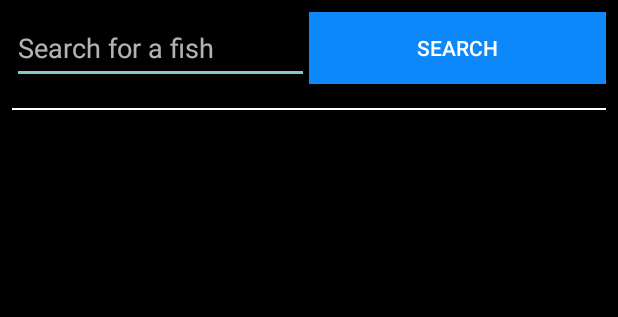
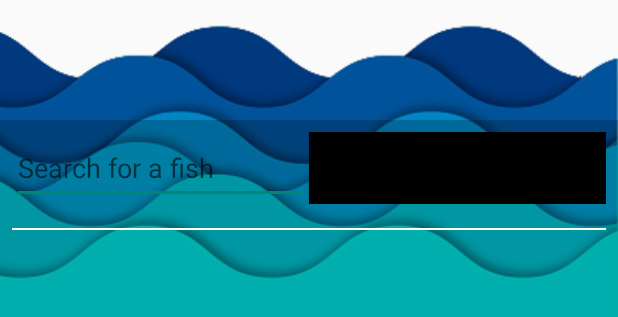
Before and after one commit to RoniBasarab/FishTrackerApp, an Android app: the layout fragment_main.xml on its own in the app's theme, with its tools: preview values and no code run, on a phone screen of 412 x 824 dp. Shown: the top 317 px of the screen. Run offline under Robolectric (Android 15) with nearby library versions, the phone set to English and light mode, and no system bars.

Commit message:
-added new background for mainscreen -created customview for future to inherit from

```diff
--- a/app/src/main/AndroidManifest.xml
+++ b/app/src/main/AndroidManifest.xml
@@ -10,7 +10,7 @@
         android:label="@string/app_name"
         android:roundIcon="@mipmap/ic_launcher_round"
         android:supportsRtl="true"
-        android:theme="@style/Theme.AppCompat"
+        android:theme="@style/Theme.AppCompat.Light.NoActionBar"
         android:name=".data.utils.FishTracker">
         <activity
             android:name=".data.views.activities.MainActivity"
--- a/app/src/main/java/com/hit/fishtracker/data/database/service/FishService.kt
+++ b/app/src/main/java/com/hit/fishtracker/data/database/service/FishService.kt
@@ -13,4 +13,5 @@ interface FishService
     @GET("fish")
     suspend fun getFishByName(@Query("search") search: String): List<Fish>
 
+
 }
--- a/app/src/main/java/com/hit/fishtracker/data/views/fragments/MainFragment.kt
+++ b/app/src/main/java/com/hit/fishtracker/data/views/fragments/MainFragment.kt
@@ -44,7 +44,7 @@ class MainFragment : Fragment() {
     {
         fishAdapter = FishAdapter()
         binding.rvFishRecycler.adapter = fishAdapter
-        binding.rvFishRecycler.layoutManager = GridLayoutManager(this.context,2)
+        binding.rvFishRecycler.layoutManager = LinearLayoutManager(this.context)
 
         setupObserver()
         setupOnClickListeners()
--- a/app/src/main/res/layout/fish_item.xml
+++ b/app/src/main/res/layout/fish_item.xml
@@ -96,7 +96,6 @@
             android:padding="8dp">
         </TextView>
 
-
     </LinearLayout>
 
     <RelativeLayout
@@ -119,7 +118,8 @@
                 android:textColor="@color/black"
                 android:textSize="14sp"
                 android:textStyle="bold"
-                tools:ignore="Suspicious0dp"></TextView>
+                tools:ignore="Suspicious0dp">
+            </TextView>
 
             <View
                 android:layout_width="0dp"
--- a/app/src/main/res/layout/fragment_main.xml
+++ b/app/src/main/res/layout/fragment_main.xml
@@ -1,12 +1,26 @@
 <?xml version="1.0" encoding="utf-8"?>
-<LinearLayout xmlns:android="http://schemas.android.com/apk/res/android"
-    xmlns:app="http://schemas.android.com/apk/res-auto"
+
+<RelativeLayout xmlns:android="http://schemas.android.com/apk/res/android"
+    android:layout_width="match_parent"
+    android:layout_height="match_parent">
+
+
+    <ImageView
+        android:layout_width="match_parent"
+        android:layout_height="match_parent"
+        android:background="@drawable/ocean_background"
+        android:scaleType="fitXY">
+    </ImageView>
+
+
+    <LinearLayout
         xmlns:tools="http://schemas.android.com/tools"
         android:layout_width="match_parent"
         android:layout_height="match_parent"
         android:orientation="vertical"
-    android:background="@color/black"
-    tools:context=".data.views.fragments.MainFragment">
+        tools:context=".data.views.fragments.MainFragment"
+        android:layout_marginTop="80dp"
+        android:background="@color/grey">
 
 
 
@@ -33,7 +47,7 @@
                     android:layout_height="wrap_content"
                     android:text="Search"
                     android:layout_weight="50"
-                android:background="@color/blue">
+                    android:background="@color/black">
 
                 </Button>
 
@@ -56,7 +70,5 @@
 
         </androidx.recyclerview.widget.RecyclerView>
 
-
-
-
     </LinearLayout>
+</RelativeLayout>
--- a/app/src/main/res/values-night/themes.xml
+++ b/app/src/main/res/values-night/themes.xml
@@ -1,6 +1,6 @@
 <resources xmlns:tools="http://schemas.android.com/tools">
     <!-- Base application theme. -->
-    <style name="Theme.FishTracker" parent="Theme.MaterialComponents.DayNight.DarkActionBar">
+    <style name="Theme.FishTracker" parent="Theme.MaterialComponents.DayNight.NoActionBar">
         <!-- Primary brand color. -->
         <item name="colorPrimary">@color/purple_200</item>
         <item name="colorPrimaryVariant">@color/purple_700</item>
--- a/app/src/main/res/values/colors.xml
+++ b/app/src/main/res/values/colors.xml
@@ -8,4 +8,5 @@
     <color name="black">#FF000000</color>
     <color name="white">#FFFFFFFF</color>
     <color name="blue">#0C88FB</color>
+    <color name="grey">#34000000</color>
 </resources>
--- a/app/src/main/res/values/themes.xml
+++ b/app/src/main/res/values/themes.xml
@@ -1,6 +1,6 @@
 <resources xmlns:tools="http://schemas.android.com/tools">
     <!-- Base application theme. -->
-    <style name="Theme.FishTracker" parent="Theme.MaterialComponents.DayNight.DarkActionBar">
+    <style name="Theme.FishTracker" parent="Theme.MaterialComponents.DayNight.NoActionBar">
         <!-- Primary brand color. -->
         <item name="colorPrimary">@color/purple_500</item>
         <item name="colorPrimaryVariant">@color/purple_700</item>
```
Also changed, not shown: app/src/main/java/com/hit/fishtracker/data/customviews/parent/CustomView.kt (added, +27 -0 lines), app/src/main/java/com/hit/fishtracker/data/customviews/parent/newviews/CustomCardView.kt (added, +17 -0 lines), app/src/main/res/drawable/ic_big_fish.png (renamed from app/src/main/res/drawable/big_fish.png), app/src/main/res/drawable/ic_medium_fish.png (renamed from app/src/main/res/drawable/medium_fish.png), app/src/main/res/drawable/ic_small_fish.png (renamed from app/src/main/res/drawable/small_fish.png), app/src/main/res/drawable/ocean_background.png (added). Lines whose indentation alone changed are shown as unchanged.
